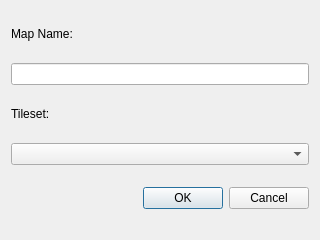
Before: the Qt Designer form new_map_window.ui in rsgrava/lumiedit, drawn with Qt 5.
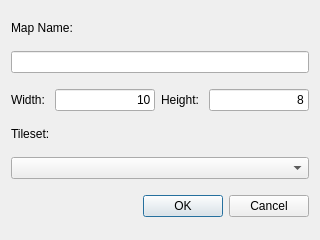
After: the same form once the commit is applied.

Commit message: map: instantiate tilemap with width and height

```diff
--- a/new_map_window.ui
+++ b/new_map_window.ui
@@ -30,6 +30,44 @@
    <item>
     <widget class="QLineEdit" name="name_edit"/>
    </item>
+   <item>
+    <layout class="QHBoxLayout" name="horizontalLayout">
+     <item>
+      <widget class="QLabel" name="label_3">
+       <property name="text">
+        <string>Width: </string>
+       </property>
+      </widget>
+     </item>
+     <item>
+      <widget class="QLineEdit" name="width_edit">
+       <property name="text">
+        <string>10</string>
+       </property>
+       <property name="alignment">
+        <set>Qt::AlignRight|Qt::AlignTrailing|Qt::AlignVCenter</set>
+       </property>
+      </widget>
+     </item>
+     <item>
+      <widget class="QLabel" name="label_4">
+       <property name="text">
+        <string>Height: </string>
+       </property>
+      </widget>
+     </item>
+     <item>
+      <widget class="QLineEdit" name="height_edit">
+       <property name="text">
+        <string>8</string>
+       </property>
+       <property name="alignment">
+        <set>Qt::AlignRight|Qt::AlignTrailing|Qt::AlignVCenter</set>
+       </property>
+      </widget>
+     </item>
+    </layout>
+   </item>
    <item>
     <widget class="QLabel" name="label_2">
      <property name="sizePolicy">
```
The commit also changes 5 other files.
